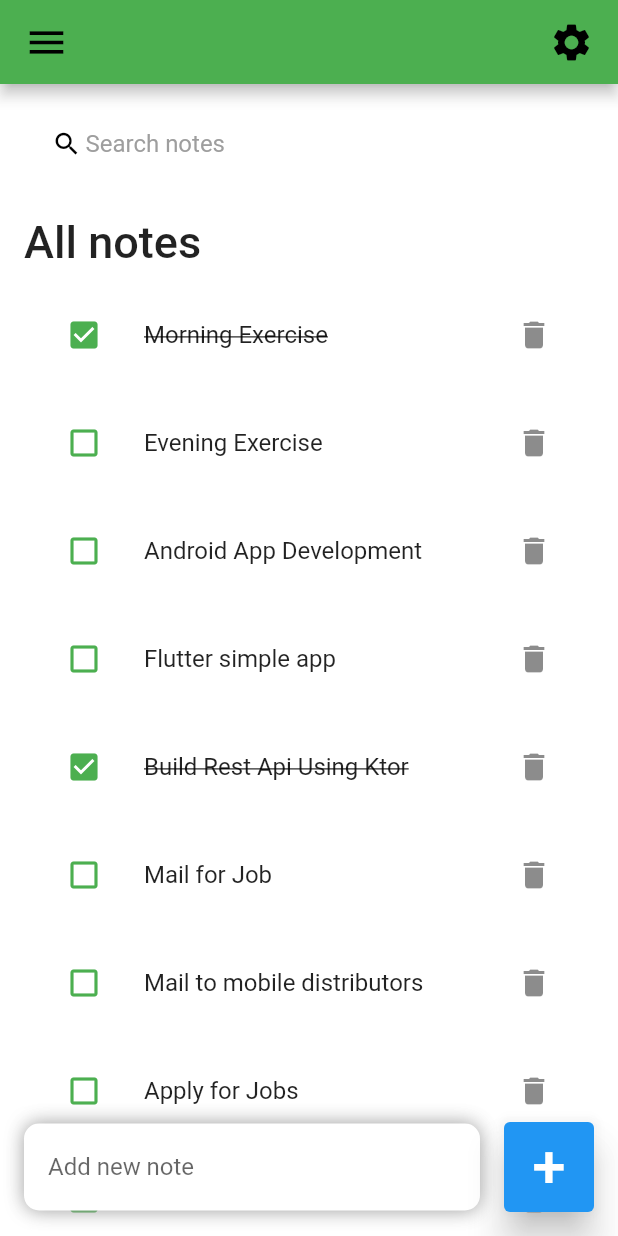
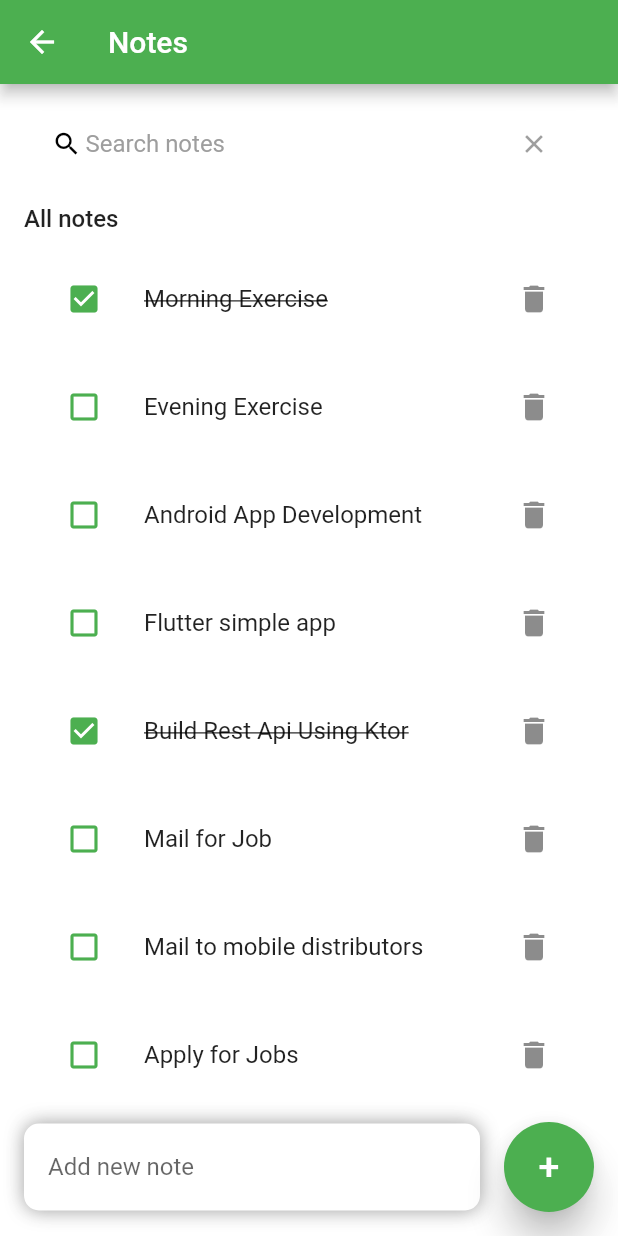
Before and after one commit to KaushalVasava/FlutterBasicApp, a Flutter app: the screen it shows after launch, on a phone screen of 412 x 824 dp. Run offline on Flutter 3.47's test engine with Material 2 defaults, Android fonts, the phone set to English and light mode, and no system bars.

Commit message:
Add Navigation
- Add home to addnote screen navigation

```diff
--- a/lib/main.dart
+++ b/lib/main.dart
@@ -1,3 +1,4 @@
+import 'package:basic_app/screens/add_note.dart';
 import 'package:flutter/material.dart';
 import 'package:flutter/services.dart';
 import './screens/home.dart';
@@ -12,12 +13,17 @@ class MyApp extends StatelessWidget {
   @override
   Widget build(BuildContext context) {
     SystemChrome.setSystemUIOverlayStyle(
-        SystemUiOverlayStyle(statusBarColor: Colors.transparent)
+        const SystemUiOverlayStyle(statusBarColor: Colors.transparent)
     );
-    return const MaterialApp(
+    return MaterialApp(
+      initialRoute: '/home',
+      routes: {
+        '/home': (context) => const Home(),
+        '/addnote': (context) => const AddNote(noteTitle: ""),
+      },
       debugShowCheckedModeBanner: false,
       title: 'Note App',
-      home: Home(),
+      home: const Home(),
     );
   }
 }
--- a/lib/screens/home.dart
+++ b/lib/screens/home.dart
@@ -13,8 +13,8 @@ class Home extends StatefulWidget {
 class _HomeState extends State<Home> {
   final noteList = Note.noteList();
   List<Note> foundList = [];
-  final _todoController = TextEditingController();
-
+  final _noteController = TextEditingController();
+  final _searchController = TextEditingController();
   @override
   void initState() {
     foundList = noteList;
@@ -24,67 +24,16 @@ class _HomeState extends State<Home> {
   @override
   Widget build(BuildContext context) {
     return Scaffold(
-      backgroundColor: Colors.white70,
+      backgroundColor: const Color(0xEAFFFFFF),
       appBar: buildAppBar(),
       body: Stack(
         children: [
           Container(
-            padding: EdgeInsets.symmetric(horizontal: 16),
+            padding: const EdgeInsets.symmetric(horizontal: 16),
             child: Column(
-              children: [searchBox(), listView()],
+              children: [searchBox(), listView(), bottomTextAndButton()],
             ),
           ),
-          Align(
-            alignment: Alignment.bottomCenter,
-            child: Row(
-              children: [
-                Expanded(
-                  child: Container(
-                    margin:
-                        const EdgeInsets.only(bottom: 16, right: 16, left: 16),
-                    padding: EdgeInsets.symmetric(horizontal: 16, vertical: 5),
-                    decoration: BoxDecoration(
-                      color: Colors.white,
-                      boxShadow: const [
-                        BoxShadow(
-                            color: Colors.grey,
-                            offset: Offset(0.0, 0.0),
-                            blurRadius: 10.0,
-                            spreadRadius: 0.0)
-                      ],
-                      borderRadius: BorderRadius.circular(10),
-                    ),
-                    child: TextField(
-                      controller: _todoController,
-                      decoration: InputDecoration(
-                        hintText: "Add new note",
-                        border: InputBorder.none,
-                      ),
-                    ),
-                  ),
-                ),
-                Container(
-                  margin: EdgeInsets.only(bottom: 16, right: 16),
-                  child: ElevatedButton(
-                    child: Text(
-                      '+',
-                      style: TextStyle(
-                        fontSize: 40,
-                      ),
-                    ),
-                    onPressed: () {
-                      _addToDoItem(_todoController.text);
-                    },
-                    style: ElevatedButton.styleFrom(
-                      disabledBackgroundColor: Colors.green,
-                      minimumSize: Size(60, 60),
-                      elevation: 10,
-                    ),
-                  ),
-                ),
-              ],
-            ),
-          )
         ],
       ),
     );
@@ -102,6 +51,12 @@ class _HomeState extends State<Home> {
     });
   }
 
+  void _clearQuery(){
+    setState(() {
+      foundList = noteList;
+    });
+    _searchController.clear();
+  }
   void _addToDoItem(String title) {
     setState(() {
       noteList.add(Note(
@@ -110,7 +65,7 @@ class _HomeState extends State<Home> {
       ));
     });
     // for clear text field
-    _todoController.clear();
+    _noteController.clear();
   }
 
   void _runFilter(String query) {
@@ -131,15 +86,13 @@ class _HomeState extends State<Home> {
   AppBar buildAppBar() {
     return AppBar(
       backgroundColor: Colors.green,
-      title: Row(
+      title: const Row(
         mainAxisAlignment: MainAxisAlignment.spaceBetween,
         children: [
-          Icon(
-            Icons.menu,
-            color: Colors.black,
-            size: 30,
+          Text(
+            "Notes",
+            style: TextStyle(fontSize: 20),
           ),
-          Icon(Icons.settings, color: Colors.black, size: 30)
         ],
       ),
     );
@@ -150,10 +103,10 @@ class _HomeState extends State<Home> {
         child: ListView(
       children: [
         Container(
-          margin: EdgeInsets.only(top: 24, bottom: 16),
-          child: Text(
+          margin: const EdgeInsets.only(top: 16, bottom: 16),
+          child: const Text(
             "All notes",
-            style: TextStyle(fontSize: 30, fontWeight: FontWeight.w500),
+            style: TextStyle(fontSize: 16, fontWeight: FontWeight.w500),
           ),
         ),
         for (Note note in foundList)
@@ -168,23 +121,83 @@ class _HomeState extends State<Home> {
 
   Widget searchBox() {
     return Container(
-      margin: EdgeInsets.only(top: 16),
-      padding: EdgeInsets.symmetric(horizontal: 16),
+      margin: const EdgeInsets.only(top: 16),
+      padding: const EdgeInsets.symmetric(horizontal: 16),
       decoration: BoxDecoration(
-          color: Colors.white54, borderRadius: BorderRadius.circular(20)),
+          color: Colors.white, borderRadius: BorderRadius.circular(20)),
       child: TextField(
+        controller: _searchController,
+        textAlignVertical: TextAlignVertical.center,
         onChanged: (value) => _runFilter(value),
         decoration: InputDecoration(
-            contentPadding: EdgeInsets.all(0),
-            prefixIcon: Icon(
-              Icons.search,
-              color: Colors.black,
-              size: 20,
+          contentPadding: const EdgeInsets.all(0),
+          prefixIcon: const Icon(
+            Icons.search,
+            color: Colors.black,
+            size: 20,
+          ),
+          prefixIconConstraints: const BoxConstraints(maxHeight: 20, minWidth: 25),
+          border: InputBorder.none,
+          hintText: "Search notes",
+          hintStyle: const TextStyle(color: Colors.grey),
+          suffixIcon: IconButton(
+              onPressed: _clearQuery,
+              icon: const Icon(Icons.close, color: Colors.grey, size: 20)),
+        ),
+      ),
+    );
+  }
+
+  Widget bottomTextAndButton() {
+    return Align(
+      alignment: Alignment.bottomCenter,
+      child: Row(
+        children: [
+          Expanded(
+            child: Container(
+              margin: const EdgeInsets.only(bottom: 16, right: 16),
+              padding: const EdgeInsets.symmetric(horizontal: 16, vertical: 5),
+              decoration: BoxDecoration(
+                color: Colors.white,
+                boxShadow: const [
+                  BoxShadow(
+                      color: Colors.grey,
+                      offset: Offset(0.0, 0.0),
+                      blurRadius: 10.0,
+                      spreadRadius: 0.0)
+                ],
+                borderRadius: BorderRadius.circular(10),
+              ),
+              child: TextField(
+                controller: _noteController,
+                decoration: const InputDecoration(
+                  hintText: "Add new note",
+                  border: InputBorder.none,
+                ),
+              ),
             ),
-            prefixIconConstraints: BoxConstraints(maxHeight: 20, minWidth: 25),
-            border: InputBorder.none,
-            hintText: "Search notes",
-            hintStyle: TextStyle(color: Colors.grey)),
+          ),
+          Container(
+            margin: const EdgeInsets.only(bottom: 16),
+            child: ElevatedButton(
+              onPressed: () {
+                _addToDoItem(_noteController.text);
+              },
+              style: ElevatedButton.styleFrom(
+                backgroundColor: Colors.green,
+                minimumSize: const Size(60, 60),
+                elevation: 10,
+                shape: const CircleBorder(),
+              ),
+              child: const Text(
+                '+',
+                style: TextStyle(
+                  fontSize: 25,
+                ),
+              ),
+            ),
+          ),
+        ],
       ),
     );
   }
--- a/lib/widgets/note_item.dart
+++ b/lib/widgets/note_item.dart
@@ -1,6 +1,7 @@
 import 'package:flutter/material.dart';
 
 import '../model/Note.dart';
+import '../screens/add_note.dart';
 
 class NoteItem extends StatelessWidget {
   const NoteItem(
@@ -14,13 +15,17 @@ class NoteItem extends StatelessWidget {
   @override
   Widget build(BuildContext context) {
     return Container(
-      margin: EdgeInsets.only(bottom: 16),
+      margin: const EdgeInsets.only(bottom: 16),
       child: ListTile(
         onTap: () {
-          print("GO to new page");
+          Navigator.push(context,
+            MaterialPageRoute(
+                builder: (context) => AddNote(noteTitle: note.title))
+          );
+          // Navigator.pushNamed(context, '/addnote',arguments: {'key': note.title});
         },
         shape: RoundedRectangleBorder(borderRadius: BorderRadius.circular(20)),
-        tileColor: Colors.white54,
+        tileColor: Colors.white,
         leading: IconButton(
           icon: Icon(
               note.isDone ? Icons.check_box : Icons.check_box_outline_blank,
@@ -36,7 +41,7 @@ class NoteItem extends StatelessWidget {
               decoration: note.isDone ? TextDecoration.lineThrough : null),
         ),
         trailing: IconButton(
-          icon: Icon(Icons.delete),
+          icon: const Icon(Icons.delete),
           onPressed: () {
             onDeleteItem(note.id);
           },
```
Also changed, not shown: lib/screens/add_note.dart (added, +63 -0 lines).
